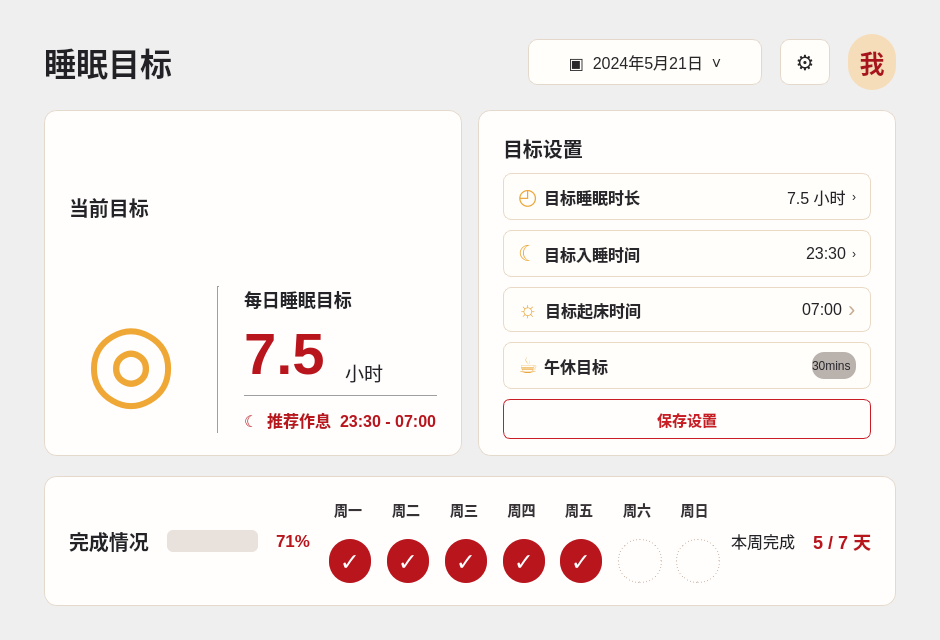
This is pages/goal.ui in Rain16hyx/PKUsleeper as Qt 5 draws it before an edit. The edited form follows.
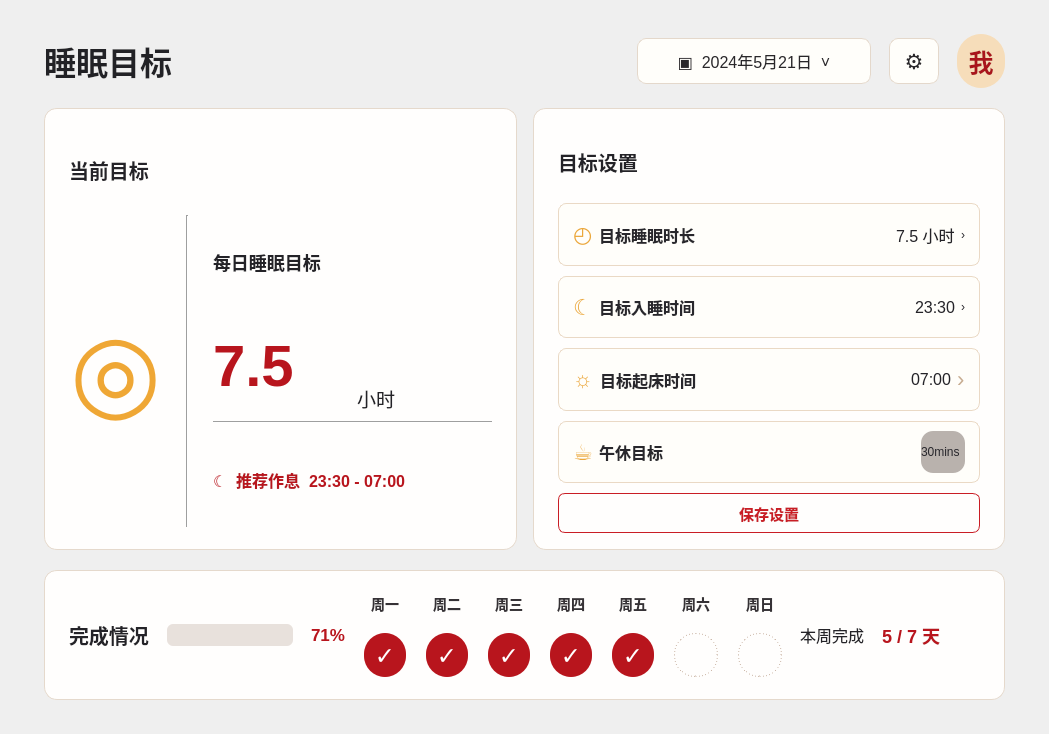
This is the edited form.

Diff of the .ui file:
```diff
--- a/pages/goal.ui
+++ b/pages/goal.ui
@@ -6,8 +6,8 @@
    <rect>
     <x>0</x>
     <y>0</y>
-    <width>940</width>
-    <height>640</height>
+    <width>1049</width>
+    <height>734</height>
    </rect>
   </property>
   <property name="minimumSize">
@@ -627,7 +627,7 @@
        <property name="frameShape">
         <enum>QFrame::Shape::NoFrame</enum>
        </property>
-       <layout class="QVBoxLayout" name="currentGoalLayout">
+       <layout class="QVBoxLayout" name="currentGoalLayout" stretch="1,4">
         <property name="leftMargin">
          <number>24</number>
         </property>
@@ -654,7 +654,7 @@
          </widget>
         </item>
         <item>
-         <layout class="QHBoxLayout" name="currentGoalContent" stretch="1,0,1">
+         <layout class="QHBoxLayout" name="currentGoalContent" stretch="1,0,3">
           <property name="spacing">
            <number>24</number>
           </property>
@@ -688,7 +688,7 @@
              </widget>
             </item>
             <item>
-             <layout class="QHBoxLayout" name="goalValueLayout">
+             <layout class="QHBoxLayout" name="goalValueLayout" stretch="0,0">
               <item>
                <widget class="QLabel" name="goalValueLabel">
                 <property name="text">
```
